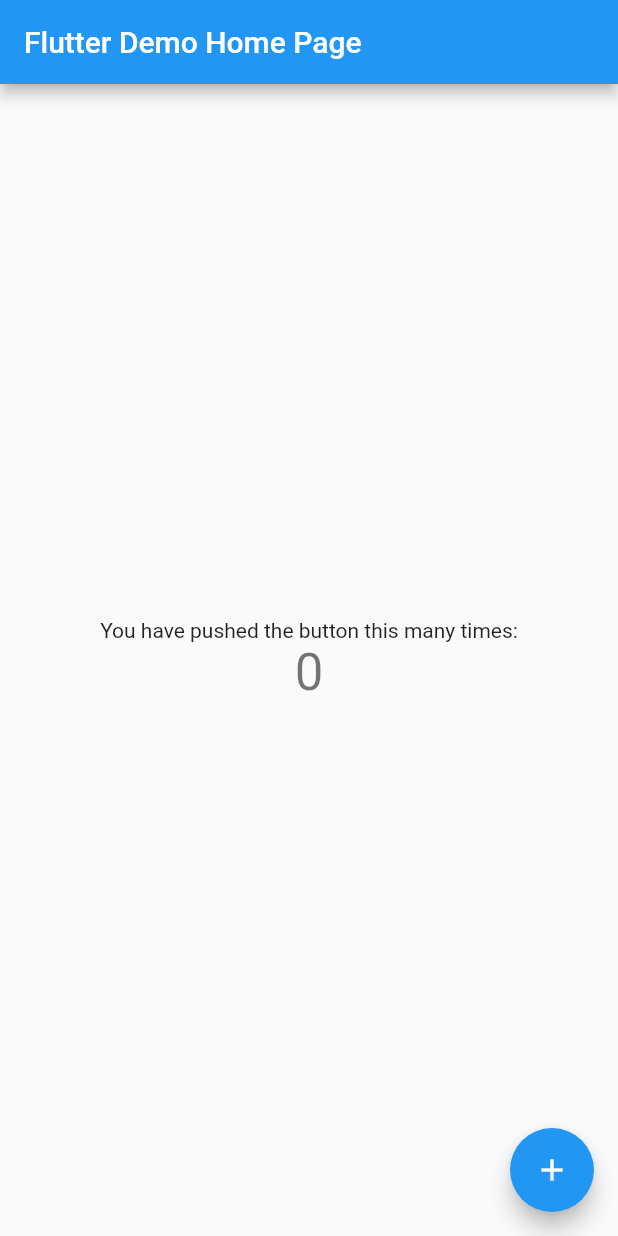
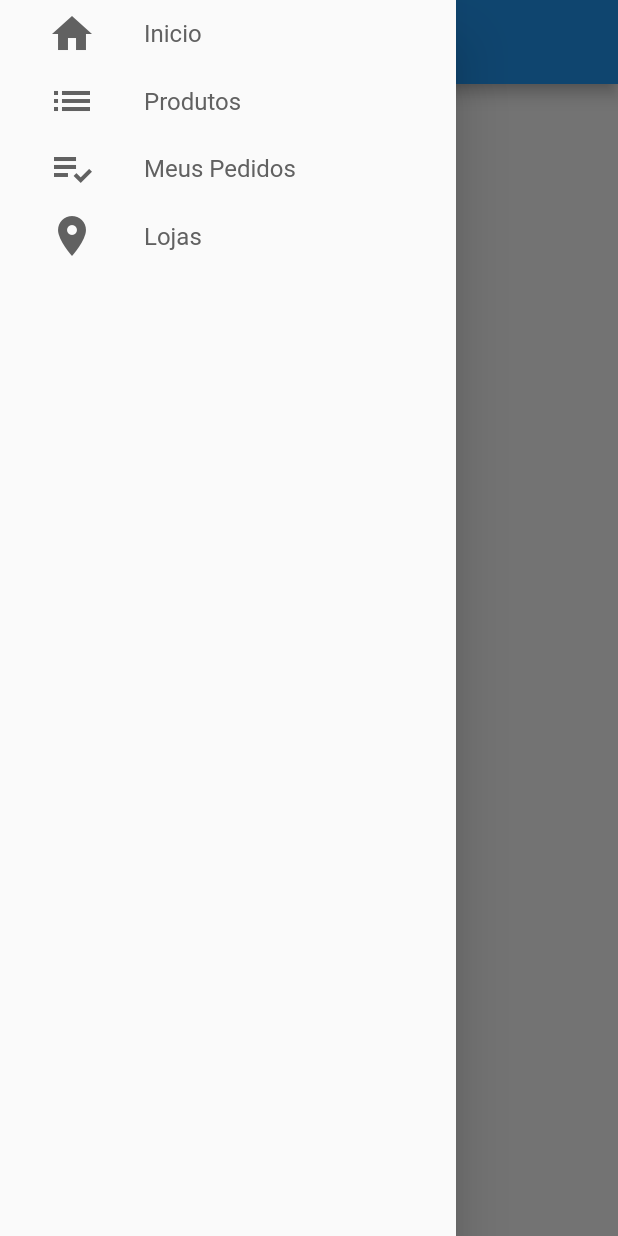
Before and after one commit to glesiosantos/appstore, a Flutter app: the screen it shows after launch, with the side drawer open (before the commit the screen has no drawer), on a phone screen of 412 x 824 dp. Run offline on Flutter 3.47's test engine with Material 2 defaults, Android fonts, the phone set to English and light mode, and no system bars.

Commit message:
created base screen

```diff
--- /dev/null
+++ b/lib/app_widget.dart
@@ -0,0 +1,18 @@
+import 'package:appstore/features/base/screen/base_screen.dart';
+import 'package:flutter/material.dart';
+
+class AppWidget extends StatelessWidget {
+  const AppWidget({super.key});
+
+  // This widget is the root of your application.
+  @override
+  Widget build(BuildContext context) {
+    return MaterialApp(
+      debugShowCheckedModeBanner: false,
+      title: 'App Store',
+      home: BaseScreen(),
+      // initialRoute: ,
+      // routes: ,
+    );
+  }
+}
--- /dev/null
+++ b/lib/core/customs/drawer/components/drawer_tile.dart
@@ -0,0 +1,39 @@
+import 'package:flutter/material.dart';
+
+class DrawerTile extends StatelessWidget {
+  final IconData icon;
+  final String text;
+  final int page;
+
+  const DrawerTile(
+      {super.key, required this.icon, required this.text, required this.page});
+
+  @override
+  Widget build(BuildContext context) {
+    return InkWell(
+      onTap: () {},
+      child: SizedBox(
+        height: 45,
+        child: Row(
+          children: [
+            Icon(
+              icon,
+              size: 32,
+              color: Colors.grey[700],
+            ),
+            const SizedBox(
+              width: 32,
+            ),
+            Text(
+              text,
+              style: TextStyle(
+                fontSize: 16,
+                color: Colors.grey[700],
+              ),
+            ),
+          ],
+        ),
+      ),
+    );
+  }
+}
--- /dev/null
+++ b/lib/core/customs/drawer/custom_drawer.dart
@@ -0,0 +1,39 @@
+import 'package:appstore/core/customs/drawer/components/drawer_tile.dart';
+import 'package:flutter/material.dart';
+
+class CustomDrawer extends StatelessWidget {
+  const CustomDrawer({super.key});
+
+  @override
+  Widget build(BuildContext context) {
+    return Drawer(
+      child: Padding(
+        padding: const EdgeInsets.symmetric(horizontal: 32),
+        child: ListView(
+          children: const [
+            DrawerTile(
+              icon: Icons.home,
+              text: 'Inicio',
+              page: 0,
+            ),
+            DrawerTile(
+              icon: Icons.list,
+              text: 'Produtos',
+              page: 1,
+            ),
+            DrawerTile(
+              icon: Icons.playlist_add_check,
+              text: 'Meus Pedidos',
+              page: 2,
+            ),
+            DrawerTile(
+              icon: Icons.location_on,
+              text: 'Lojas',
+              page: 3,
+            ),
+          ],
+        ),
+      ),
+    );
+  }
+}
--- /dev/null
+++ b/lib/features/base/controllers/base_controller.dart
@@ -0,0 +1 @@
+class BaseController {}
--- /dev/null
+++ b/lib/features/base/screen/base_screen.dart
@@ -0,0 +1,27 @@
+import 'package:appstore/core/customs/drawer/custom_drawer.dart';
+import 'package:flutter/material.dart';
+
+class BaseScreen extends StatelessWidget {
+  final _pageController = PageController();
+
+  BaseScreen({super.key});
+
+  @override
+  Widget build(BuildContext context) {
+    return PageView(
+      controller: _pageController,
+      physics: const NeverScrollableScrollPhysics(),
+      children: [
+        Scaffold(
+          appBar: AppBar(
+            title: const Text('Home'),
+          ),
+          drawer: const CustomDrawer(),
+          body: const Text('Home'),
+        ),
+        Container(color: Colors.yellow),
+        Container(color: Colors.green),
+      ],
+    );
+  }
+}
--- /dev/null
+++ b/lib/features/home/screen/home_screen.dart
@@ -0,0 +1,11 @@
+import 'package:flutter/src/widgets/framework.dart';
+import 'package:flutter/src/widgets/placeholder.dart';
+
+class HomeScreen extends StatelessWidget {
+  const HomeScreen({super.key});
+
+  @override
+  Widget build(BuildContext context) {
+    return const Placeholder();
+  }
+}
--- a/lib/main.dart
+++ b/lib/main.dart
@@ -1,115 +1,4 @@
+import 'package:appstore/app_widget.dart';
 import 'package:flutter/material.dart';
 
-void main() {
-  runApp(const MyApp());
-}
-
-class MyApp extends StatelessWidget {
-  const MyApp({super.key});
-
-  // This widget is the root of your application.
-  @override
-  Widget build(BuildContext context) {
-    return MaterialApp(
-      title: 'Flutter Demo',
-      theme: ThemeData(
-        // This is the theme of your application.
-        //
-        // Try running your application with "flutter run". You'll see the
-        // application has a blue toolbar. Then, without quitting the app, try
-        // changing the primarySwatch below to Colors.green and then invoke
-        // "hot reload" (press "r" in the console where you ran "flutter run",
-        // or simply save your changes to "hot reload" in a Flutter IDE).
-        // Notice that the counter didn't reset back to zero; the application
-        // is not restarted.
-        primarySwatch: Colors.blue,
-      ),
-      home: const MyHomePage(title: 'Flutter Demo Home Page'),
-    );
-  }
-}
-
-class MyHomePage extends StatefulWidget {
-  const MyHomePage({super.key, required this.title});
-
-  // This widget is the home page of your application. It is stateful, meaning
-  // that it has a State object (defined below) that contains fields that affect
-  // how it looks.
-
-  // This class is the configuration for the state. It holds the values (in this
-  // case the title) provided by the parent (in this case the App widget) and
-  // used by the build method of the State. Fields in a Widget subclass are
-  // always marked "final".
-
-  final String title;
-
-  @override
-  State<MyHomePage> createState() => _MyHomePageState();
-}
-
-class _MyHomePageState extends State<MyHomePage> {
-  int _counter = 0;
-
-  void _incrementCounter() {
-    setState(() {
-      // This call to setState tells the Flutter framework that something has
-      // changed in this State, which causes it to rerun the build method below
-      // so that the display can reflect the updated values. If we changed
-      // _counter without calling setState(), then the build method would not be
-      // called again, and so nothing would appear to happen.
-      _counter++;
-    });
-  }
-
-  @override
-  Widget build(BuildContext context) {
-    // This method is rerun every time setState is called, for instance as done
-    // by the _incrementCounter method above.
-    //
-    // The Flutter framework has been optimized to make rerunning build methods
-    // fast, so that you can just rebuild anything that needs updating rather
-    // than having to individually change instances of widgets.
-    return Scaffold(
-      appBar: AppBar(
-        // Here we take the value from the MyHomePage object that was created by
-        // the App.build method, and use it to set our appbar title.
-        title: Text(widget.title),
-      ),
-      body: Center(
-        // Center is a layout widget. It takes a single child and positions it
-        // in the middle of the parent.
-        child: Column(
-          // Column is also a layout widget. It takes a list of children and
-          // arranges them vertically. By default, it sizes itself to fit its
-          // children horizontally, and tries to be as tall as its parent.
-          //
-          // Invoke "debug painting" (press "p" in the console, choose the
-          // "Toggle Debug Paint" action from the Flutter Inspector in Android
-          // Studio, or the "Toggle Debug Paint" command in Visual Studio Code)
-          // to see the wireframe for each widget.
-          //
-          // Column has various properties to control how it sizes itself and
-          // how it positions its children. Here we use mainAxisAlignment to
-          // center the children vertically; the main axis here is the vertical
-          // axis because Columns are vertical (the cross axis would be
-          // horizontal).
-          mainAxisAlignment: MainAxisAlignment.center,
-          children: <Widget>[
-            const Text(
-              'You have pushed the button this many times:',
-            ),
-            Text(
-              '$_counter',
-              style: Theme.of(context).textTheme.headlineMedium,
-            ),
-          ],
-        ),
-      ),
-      floatingActionButton: FloatingActionButton(
-        onPressed: _incrementCounter,
-        tooltip: 'Increment',
-        child: const Icon(Icons.add),
-      ), // This trailing comma makes auto-formatting nicer for build methods.
-    );
-  }
-}
+void main() => runApp(const AppWidget());
```
